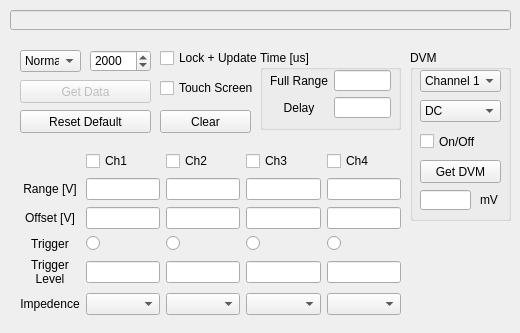
This is osc_dialog.ui in TripletESR/DAQ_GUI as Qt 5 draws it before an edit. The edited form follows.
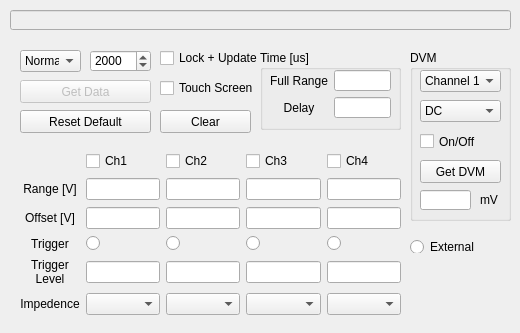
This is the edited form.

Commit message: added external trigger in osc class

```diff
--- a/osc_dialog.ui
+++ b/osc_dialog.ui
@@ -559,6 +559,22 @@
     </property>
    </widget>
   </widget>
+  <widget class="QRadioButton" name="radioButton_ext">
+   <property name="geometry">
+    <rect>
+     <x>410</x>
+     <y>240</y>
+     <width>75</width>
+     <height>13</height>
+    </rect>
+   </property>
+   <property name="layoutDirection">
+    <enum>Qt::LeftToRight</enum>
+   </property>
+   <property name="text">
+    <string>External</string>
+   </property>
+  </widget>
  </widget>
  <resources/>
  <connections/>
```
The commit also changes 3 other files.
